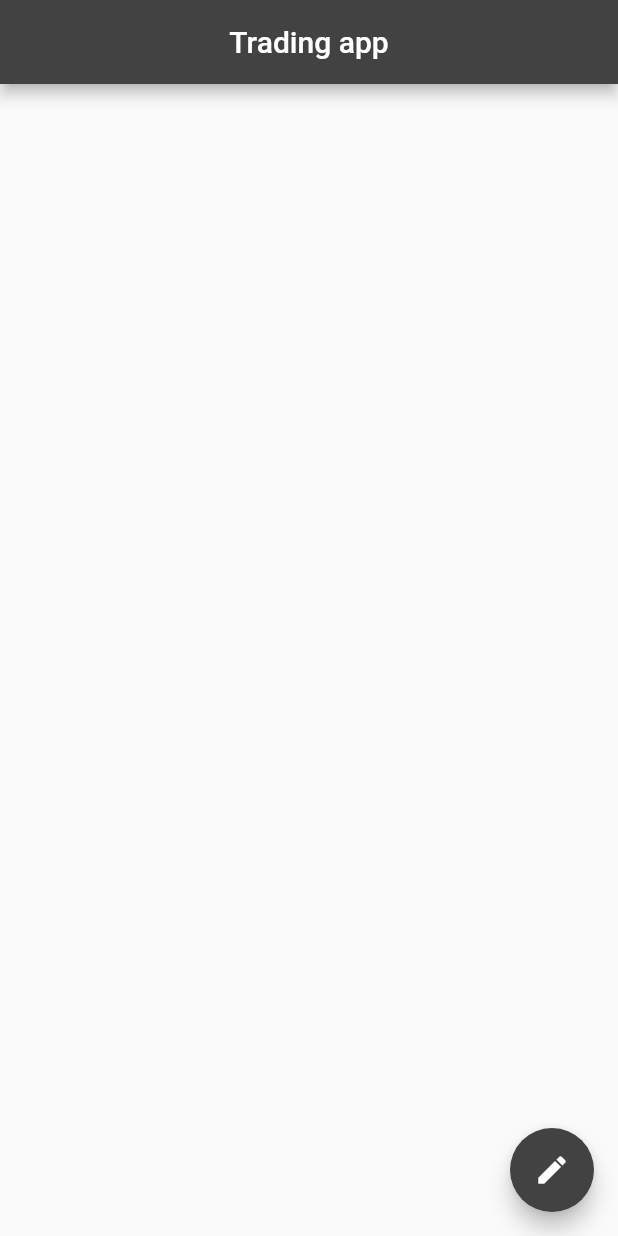
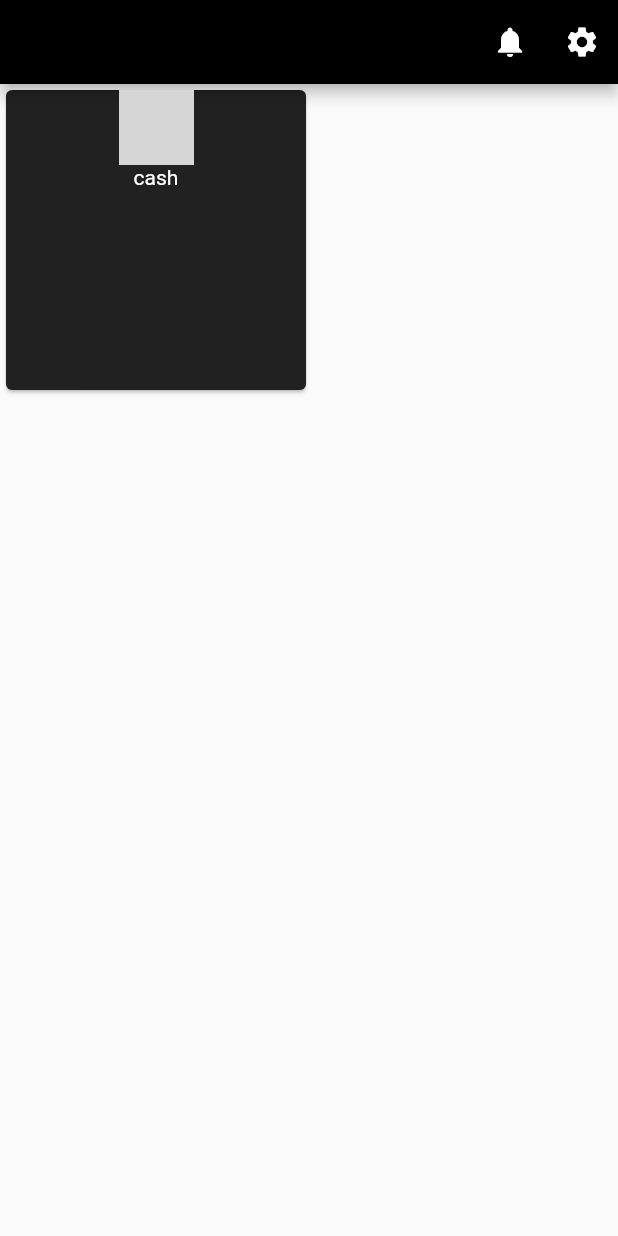
Before and after one commit to Siddhantmehta2003/trading-app, a Flutter app: the screen it shows after launch, on a phone screen of 412 x 824 dp. Run offline on Flutter 3.47's test engine with Material 2 defaults, Android fonts, the phone set to English and light mode, and no system bars; grey boxes are pictures that could not be loaded.

Commit message:
homepage ui added

```diff
--- a/lib/screens/homepage.dart
+++ b/lib/screens/homepage.dart
@@ -12,15 +12,48 @@ class _HomepageState extends State<Homepage> {
   Widget build(BuildContext context) {
     return Scaffold(
       appBar: AppBar(
-        backgroundColor: Colors.grey.shade800,
-        title: Text('Trading app'),
+        backgroundColor: Colors.black,
+        // title: Text('Trading app'),
+        actions: [
+          IconButton(onPressed: () {}, icon: Icon(Icons.notifications)),
+          IconButton(onPressed: () {}, icon: Icon(Icons.settings))
+        ],
         centerTitle: true,
       ),
-      floatingActionButton: FloatingActionButton(
-        onPressed: () {},
-        backgroundColor: Colors.grey.shade800,
-        child: Icon(Icons.edit),
+      body: Row(
+        children: [
+          Row(
+            mainAxisSize: MainAxisSize.min,
+            children: [
+              Card(
+                child: SizedBox(
+                  height: 200,
+                  width: 200,
+                  child: Column(
+                    mainAxisAlignment: MainAxisAlignment.start,
+                    children: [
+                      SizedBox(
+                          height: 50,
+                          width: 50,
+                          child: Image.asset('assets/images/coins.jpeg')),
+                      Text(
+                        'cash',
+                        style: TextStyle(color: Colors.white),
+                      )
+                    ],
+                  ),
+                ),
+                color: Colors.grey.shade900,
+              ),
+            ],
+          ),
+        ],
       ),
+      // floatingActionButton: FloatingActionButton(
+      //   onPressed: () {},
+      //   backgroundColor: Colors.grey.shade800,
+      //   child: Icon(Icons.edit),
+      // ),
     );
   }
 }
--- a/pubspec.yaml
+++ b/pubspec.yaml
@@ -58,8 +58,8 @@ flutter:
   uses-material-design: true
 
   # To add assets to your application, add an assets section, like this:
-  # assets:
-  #   - images/a_dot_burr.jpeg
+  assets:
+    - assets/images/
   #   - images/a_dot_ham.jpeg
 
   # An image asset can refer to one or more resolution-specific "variants", see
```
Also changed, not shown: Assets/Images/coins.jpeg (added).
